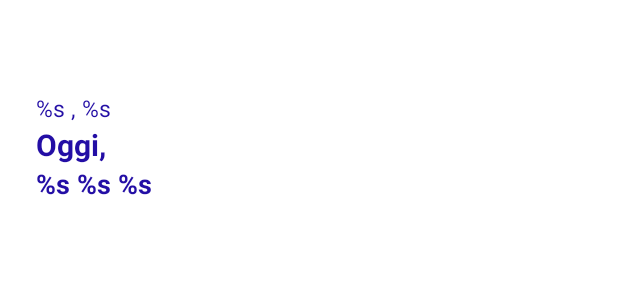
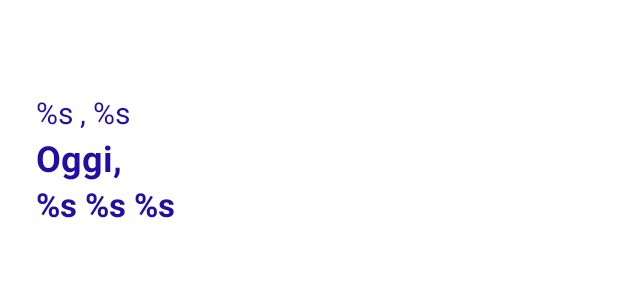
Before and after one commit to develhope/forecast_app_android3_team2, an Android app: the layout specificday_title.xml on its own in the app's theme, with its tools: preview values and no code run, on a phone screen of 412 x 824 dp. Shown: the top 300 px of the screen. Run offline under Robolectric (Android 15) with nearby library versions, the light colour scheme and no system bars.

Commit message:
layout fix

```diff
--- a/app/src/main/res/layout/specificday_title.xml
+++ b/app/src/main/res/layout/specificday_title.xml
@@ -25,7 +25,7 @@
         android:layout_height="wrap_content"
         android:layout_marginStart="@dimen/margin_24_dp"
         android:textColor="#230EA5"
-        android:textSize="20sp"
+        android:textSize="24sp"
         android:textStyle="bold"
         android:text="@string/today"
         app:layout_constraintStart_toStartOf="parent"
--- a/app/src/main/res/values/styles.xml
+++ b/app/src/main/res/values/styles.xml
@@ -117,14 +117,14 @@
 
     <style name="Title">
 
-        <item name="android:textSize">15sp</item>
+        <item name="android:textSize">20sp</item>
         <item name="android:textColor">#230EA5</item>
 
     </style>
 
     <style name="Subtitle">
 
-        <item name="android:textSize">18sp</item>
+        <item name="android:textSize">22sp</item>
         <item name="android:textColor">#230EA5</item>
         <item name="android:textStyle">bold</item>
 
```
